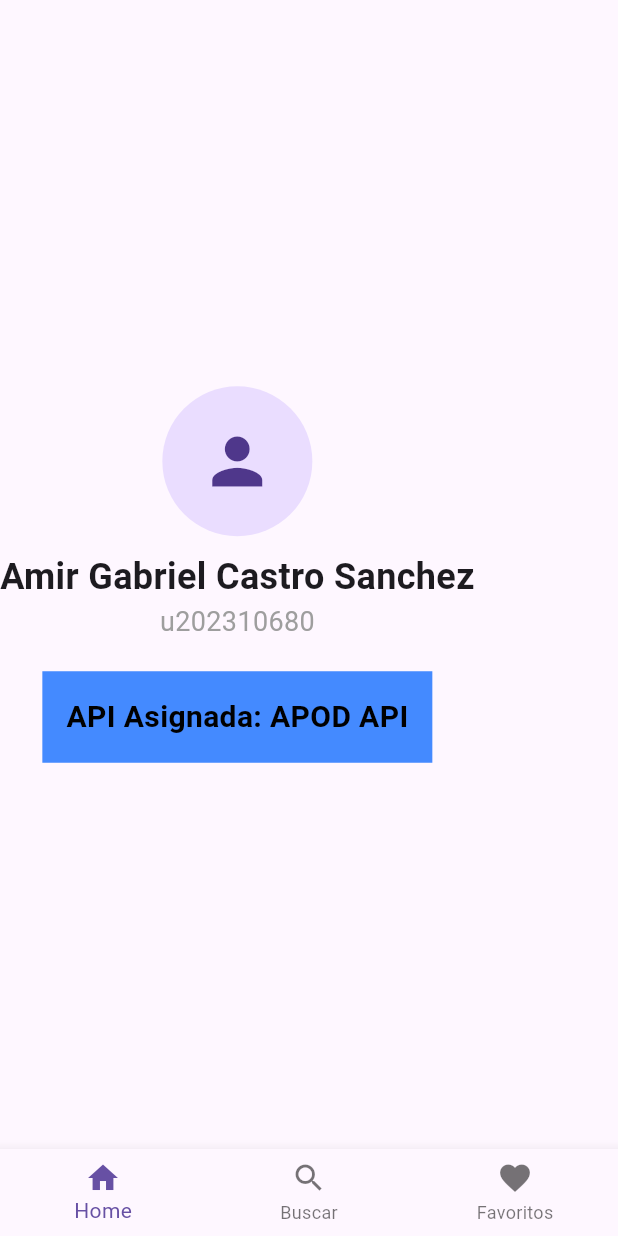
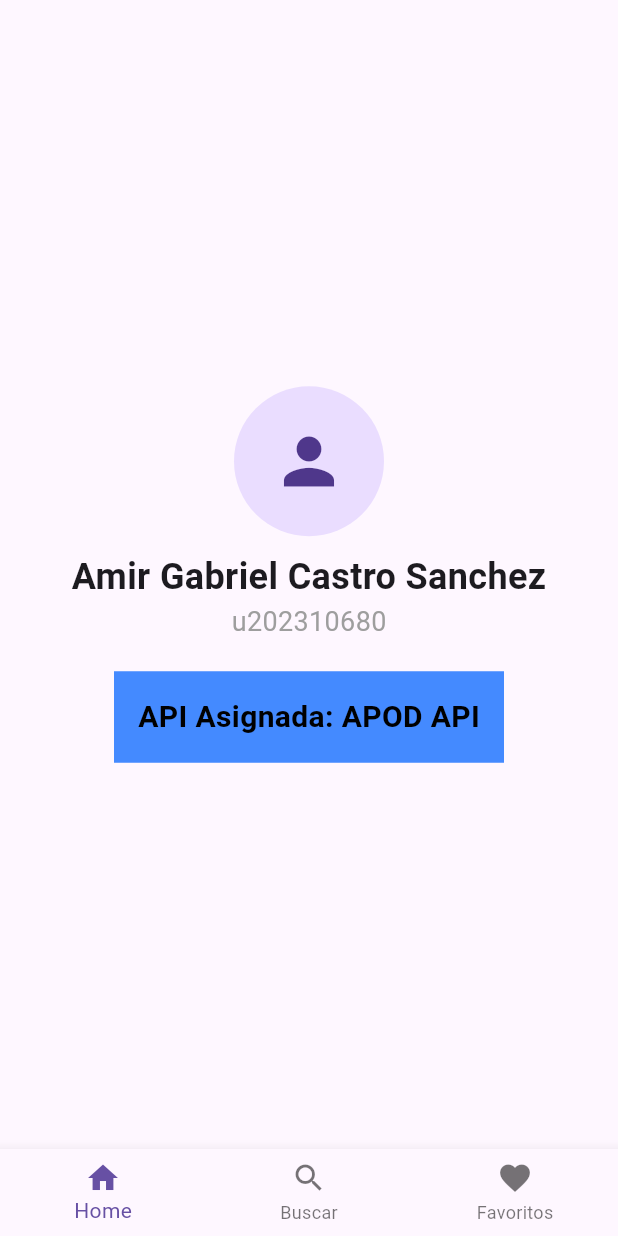
Before and after one commit to AmirbarrabajaLeon/rick_morty_practice, a Flutter app: the screen it shows after launch, on a phone screen of 412 x 824 dp. Run offline on Flutter 3.47's test engine with Material 3 defaults, Android fonts, the phone set to English and light mode, and no system bars; our stand-ins replace flutter_bloc, sqflite; accounts and stored records are empty.

Commit message:
chore: centered home page, and modified loading icon for image

```diff
--- a/lib/presentation/pages/home_page.dart
+++ b/lib/presentation/pages/home_page.dart
@@ -21,7 +21,8 @@ class HomePage extends StatelessWidget {
   @override
   Widget build(BuildContext context) {
     return Scaffold(
-      body: Column(
+      body: Center(
+        child: Column(
           mainAxisAlignment: MainAxisAlignment.center,
           children: [
             // 2. Foto del alumno (usamos un Icono o NetworkImage si tienes url)
@@ -54,6 +55,7 @@ class HomePage extends StatelessWidget {
             ),
           ],
         ),
+      ),
     );
   }
 }
--- a/lib/presentation/widgets/character_card.dart
+++ b/lib/presentation/widgets/character_card.dart
@@ -25,7 +25,7 @@ class CharacterCard extends StatelessWidget {
                 loadingBuilder: (context, child, loadingProgress) {
                   if (loadingProgress == null) return child;
                   return const SizedBox(
-                    height: 150,
+                    height: 140,
                     child: Center(
                       child: CircularProgressIndicator(strokeWidth: 2),
                     ),
@@ -33,7 +33,7 @@ class CharacterCard extends StatelessWidget {
                 },
                 errorBuilder: (context, error, stackTrace) {
                   return Container(
-                    height: 150,
+                    height: 140,
                     width: double.infinity,
                     color: Colors.grey[300],
                     child: const Icon(
```
Lines whose indentation alone changed are shown as unchanged.
